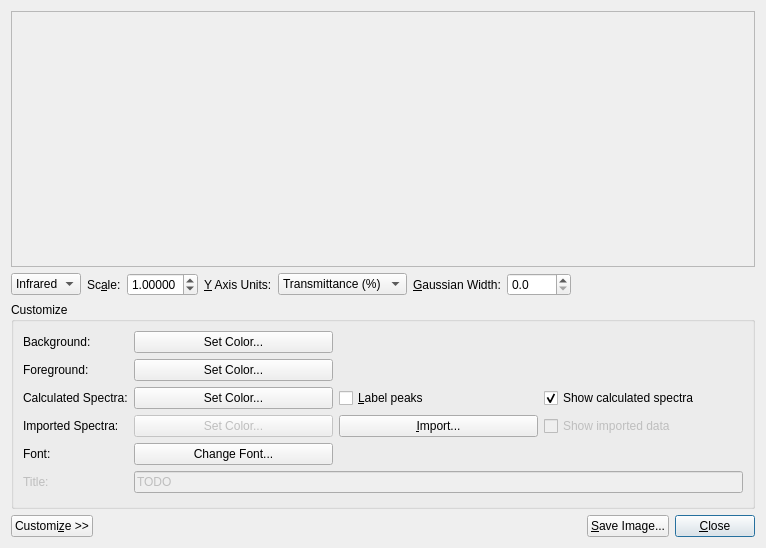
Old version of the form libavogadro/src/extensions/spectradialog.ui in the repository cryos/avogadro.
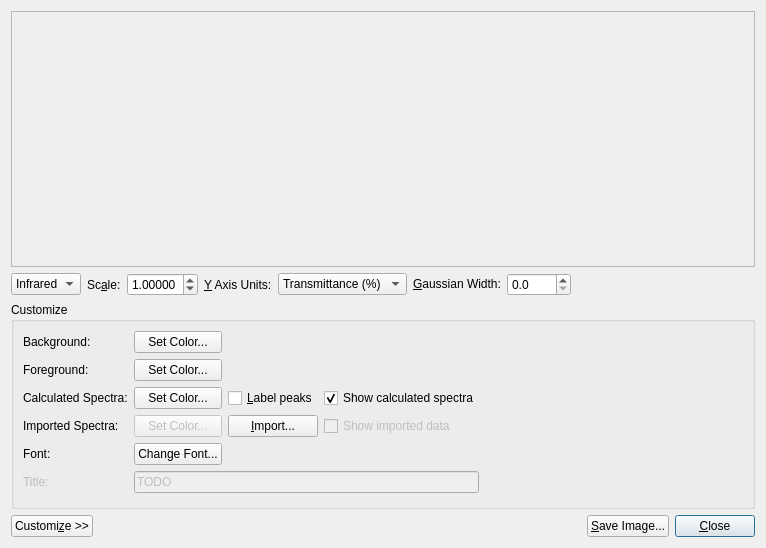
New version of the form. Custom widgets are drawn as their Qt base class.

```diff
--- a/libavogadro/src/extensions/spectradialog.ui
+++ b/libavogadro/src/extensions/spectradialog.ui
@@ -81,6 +81,12 @@
       </item>
       <item row="3" column="1">
        <widget class="QPushButton" name="push_colorCalculated">
+        <property name="sizePolicy">
+         <sizepolicy hsizetype="Minimum" vsizetype="Fixed">
+          <horstretch>0</horstretch>
+          <verstretch>0</verstretch>
+         </sizepolicy>
+        </property>
         <property name="text">
          <string>Set Color...</string>
         </property>
@@ -88,6 +94,12 @@
       </item>
       <item row="3" column="2">
        <widget class="QCheckBox" name="cb_labelPeaks">
+        <property name="sizePolicy">
+         <sizepolicy hsizetype="Fixed" vsizetype="Fixed">
+          <horstretch>0</horstretch>
+          <verstretch>0</verstretch>
+         </sizepolicy>
+        </property>
         <property name="text">
          <string>&amp;Label peaks</string>
         </property>
@@ -108,6 +120,12 @@
         <property name="enabled">
          <bool>false</bool>
         </property>
+        <property name="sizePolicy">
+         <sizepolicy hsizetype="Minimum" vsizetype="Fixed">
+          <horstretch>0</horstretch>
+          <verstretch>0</verstretch>
+         </sizepolicy>
+        </property>
         <property name="text">
          <string>Set Color...</string>
         </property>
@@ -148,6 +166,12 @@
       </item>
       <item row="1" column="1">
        <widget class="QPushButton" name="push_colorBackground">
+        <property name="sizePolicy">
+         <sizepolicy hsizetype="Minimum" vsizetype="Fixed">
+          <horstretch>0</horstretch>
+          <verstretch>0</verstretch>
+         </sizepolicy>
+        </property>
         <property name="text">
          <string>Set Color...</string>
         </property>
@@ -175,6 +199,12 @@
       </item>
       <item row="2" column="1">
        <widget class="QPushButton" name="push_colorForeground">
+        <property name="sizePolicy">
+         <sizepolicy hsizetype="Minimum" vsizetype="Fixed">
+          <horstretch>0</horstretch>
+          <verstretch>0</verstretch>
+         </sizepolicy>
+        </property>
         <property name="text">
          <string>Set Color...</string>
         </property>
@@ -202,6 +232,12 @@
       </item>
       <item row="3" column="3">
        <widget class="QCheckBox" name="cb_calculate">
+        <property name="sizePolicy">
+         <sizepolicy hsizetype="Fixed" vsizetype="Fixed">
+          <horstretch>0</horstretch>
+          <verstretch>0</verstretch>
+         </sizepolicy>
+        </property>
         <property name="text">
          <string>Show calculated spectra</string>
         </property>
@@ -212,11 +248,30 @@
       </item>
       <item row="5" column="1">
        <widget class="QPushButton" name="push_font">
+        <property name="sizePolicy">
+         <sizepolicy hsizetype="Fixed" vsizetype="Fixed">
+          <horstretch>0</horstretch>
+          <verstretch>0</verstretch>
+         </sizepolicy>
+        </property>
         <property name="text">
          <string>Change Font...</string>
         </property>
        </widget>
       </item>
+      <item row="3" column="4">
+       <spacer name="horizontalSpacer_3">
+        <property name="orientation">
+         <enum>Qt::Horizontal</enum>
+        </property>
+        <property name="sizeHint" stdset="0">
+         <size>
+          <width>40</width>
+          <height>20</height>
+         </size>
+        </property>
+       </spacer>
+      </item>
      </layout>
     </widget>
    </item>
@@ -283,6 +338,12 @@
    </item>
    <item row="1" column="7">
     <widget class="QLabel" name="label_9">
+     <property name="sizePolicy">
+      <sizepolicy hsizetype="Fixed" vsizetype="Fixed">
+       <horstretch>0</horstretch>
+       <verstretch>0</verstretch>
+      </sizepolicy>
+     </property>
      <property name="text">
       <string>&amp;Gaussian Width:</string>
      </property>
```
Left out of the diff: 34 changed lines with no effect on the pictures.
